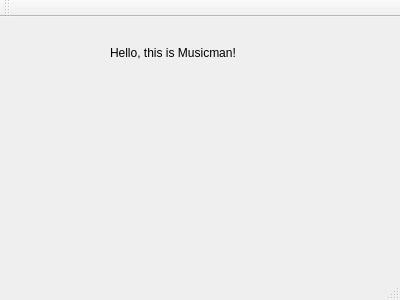
Old version of the form mainwindow.ui in the repository xhacker/musicman.
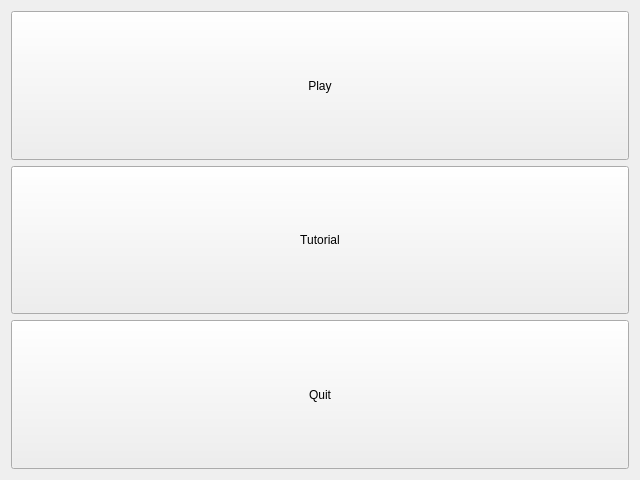
New version of the form.

Commit message: Main UI: add buttons.

Diff of the .ui file:
```diff
--- a/mainwindow.ui
+++ b/mainwindow.ui
@@ -6,10 +6,16 @@
    <rect>
     <x>0</x>
     <y>0</y>
-    <width>400</width>
-    <height>300</height>
+    <width>640</width>
+    <height>480</height>
    </rect>
   </property>
+  <property name="minimumSize">
+   <size>
+    <width>640</width>
+    <height>480</height>
+   </size>
+  </property>
   <property name="windowTitle">
    <string>Musicman</string>
   </property>
@@ -17,19 +23,51 @@
    <bool>false</bool>
   </property>
   <widget class="QWidget" name="centralWidget">
-   <widget class="QLabel" name="label">
-    <property name="geometry">
-     <rect>
-      <x>110</x>
-      <y>10</y>
-      <width>201</width>
-      <height>51</height>
-     </rect>
-    </property>
-    <property name="text">
-     <string>Hello, this is Musicman!</string>
-    </property>
-   </widget>
+   <layout class="QVBoxLayout" name="verticalLayout_2">
+    <item>
+     <layout class="QVBoxLayout" name="verticalLayout" stretch="0,0,0">
+      <item>
+       <widget class="QPushButton" name="playButton">
+        <property name="sizePolicy">
+         <sizepolicy hsizetype="Minimum" vsizetype="Minimum">
+          <horstretch>0</horstretch>
+          <verstretch>0</verstretch>
+         </sizepolicy>
+        </property>
+        <property name="text">
+         <string>Play</string>
+        </property>
+       </widget>
+      </item>
+      <item>
+       <widget class="QPushButton" name="tutorialButton">
+        <property name="sizePolicy">
+         <sizepolicy hsizetype="Minimum" vsizetype="Minimum">
+          <horstretch>0</horstretch>
+          <verstretch>0</verstretch>
+         </sizepolicy>
+        </property>
+        <property name="text">
+         <string>Tutorial</string>
+        </property>
+       </widget>
+      </item>
+      <item>
+       <widget class="QPushButton" name="quitButton">
+        <property name="sizePolicy">
+         <sizepolicy hsizetype="Minimum" vsizetype="Minimum">
+          <horstretch>0</horstretch>
+          <verstretch>0</verstretch>
+         </sizepolicy>
+        </property>
+        <property name="text">
+         <string>Quit</string>
+        </property>
+       </widget>
+      </item>
+     </layout>
+    </item>
+   </layout>
   </widget>
   <widget class="QMenuBar" name="menuBar">
    <property name="geometry">
@@ -44,15 +82,6 @@
     <bool>true</bool>
    </property>
   </widget>
-  <widget class="QToolBar" name="mainToolBar">
-   <attribute name="toolBarArea">
-    <enum>TopToolBarArea</enum>
-   </attribute>
-   <attribute name="toolBarBreak">
-    <bool>false</bool>
-   </attribute>
-  </widget>
-  <widget class="QStatusBar" name="statusBar"/>
  </widget>
  <layoutdefault spacing="6" margin="11"/>
  <resources/>
```
Left out of the diff: 2 changed lines with no effect on the pictures. The commit also changes 3 other files.
